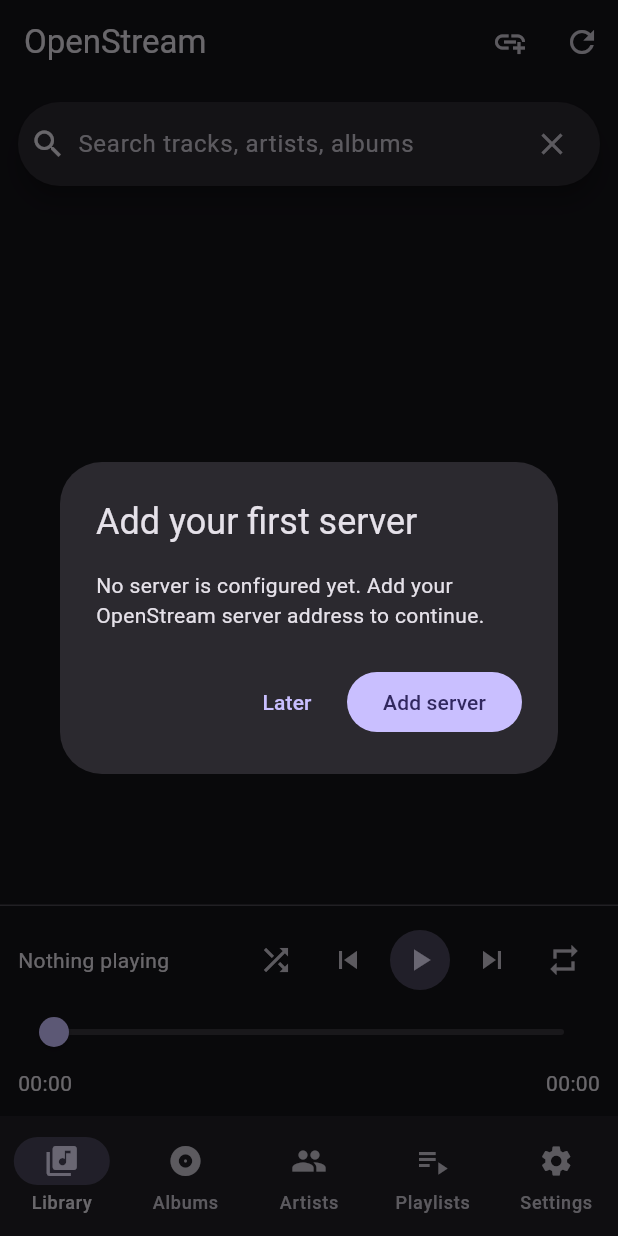
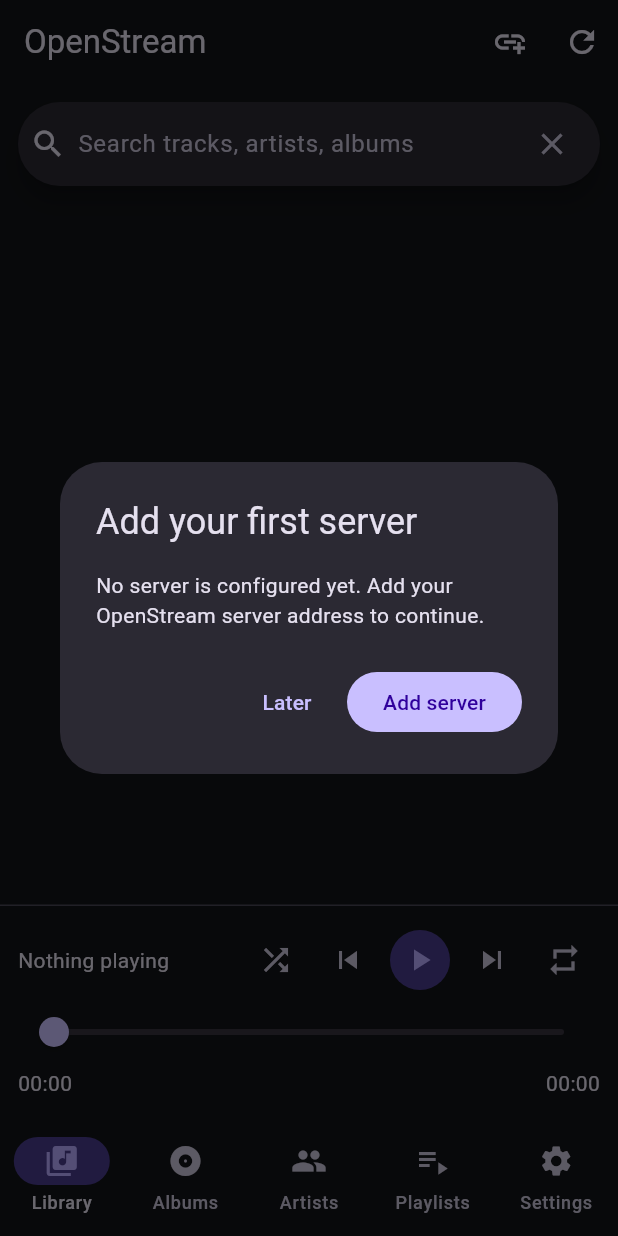
Before and after one commit to removingnest109/openstream, a Flutter app: the screen it shows after launch, on a phone screen of 412 x 824 dp. Run offline on Flutter 3.47's test engine with Material 3 defaults, Android fonts, the phone set to English and light mode, and no system bars; our stand-ins replace just_audio, shared_preferences; missing offline and left inert: file_selector, just_audio_media_kit, window_manager.

Commit message:
fix theming

```diff
--- a/flutter/lib/src/openstream_app.dart
+++ b/flutter/lib/src/openstream_app.dart
@@ -107,6 +107,43 @@
 class _AppShell extends StatelessWidget {
   const _AppShell();
 
+  ThemeData _buildTheme({
+    required Color seedColor,
+    required Brightness brightness,
+  }) {
+    final baseScheme = ColorScheme.fromSeed(
+      seedColor: seedColor,
+      brightness: brightness,
+      dynamicSchemeVariant: DynamicSchemeVariant.fidelity,
+    );
+    final neutralSurface = brightness == Brightness.dark
+        ? const Color(0xFF121417)
+        : const Color(0xFFF7F8FA);
+    final scheme = baseScheme.copyWith(surface: neutralSurface);
+
+    return ThemeData(
+      useMaterial3: true,
+      colorScheme: scheme,
+      scaffoldBackgroundColor: neutralSurface,
+      canvasColor: neutralSurface,
+      appBarTheme: AppBarTheme(
+        backgroundColor: neutralSurface,
+        foregroundColor: scheme.onSurface,
+        surfaceTintColor: Colors.transparent,
+      ),
+      cardTheme: const CardThemeData(surfaceTintColor: Colors.transparent),
+      dialogTheme: const DialogThemeData(surfaceTintColor: Colors.transparent),
+      bottomSheetTheme: const BottomSheetThemeData(
+        surfaceTintColor: Colors.transparent,
+      ),
+      navigationBarTheme: NavigationBarThemeData(
+        backgroundColor: neutralSurface,
+        surfaceTintColor: Colors.transparent,
+        indicatorColor: scheme.secondaryContainer,
+      ),
+    );
+  }
+
   @override
   Widget build(BuildContext context) {
     return Consumer<OpenStreamController>(
@@ -116,17 +153,8 @@
           title: 'OpenStream',
           debugShowCheckedModeBanner: false,
           themeMode: controller.darkMode ? ThemeMode.dark : ThemeMode.light,
-          theme: ThemeData(
-            colorScheme: ColorScheme.fromSeed(seedColor: color),
-            useMaterial3: true,
-          ),
-          darkTheme: ThemeData(
-            colorScheme: ColorScheme.fromSeed(
-              seedColor: color,
-              brightness: Brightness.dark,
-            ),
-            useMaterial3: true,
-          ),
+          theme: _buildTheme(seedColor: color, brightness: Brightness.light),
+          darkTheme: _buildTheme(seedColor: color, brightness: Brightness.dark),
           home: const _HomePage(),
         );
       },
```
